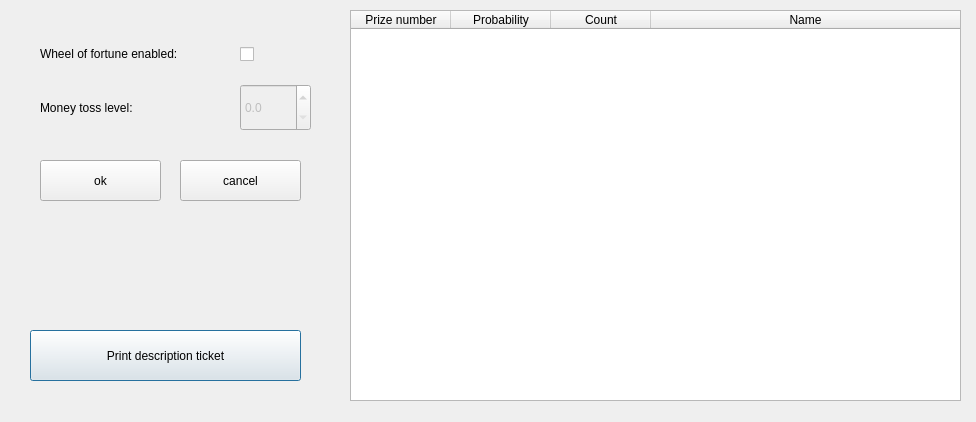
The window that blue-app/ui/WheelSettings.ui (matus-u/sz-bluetooth) describes before a commit, drawn with Qt 5.
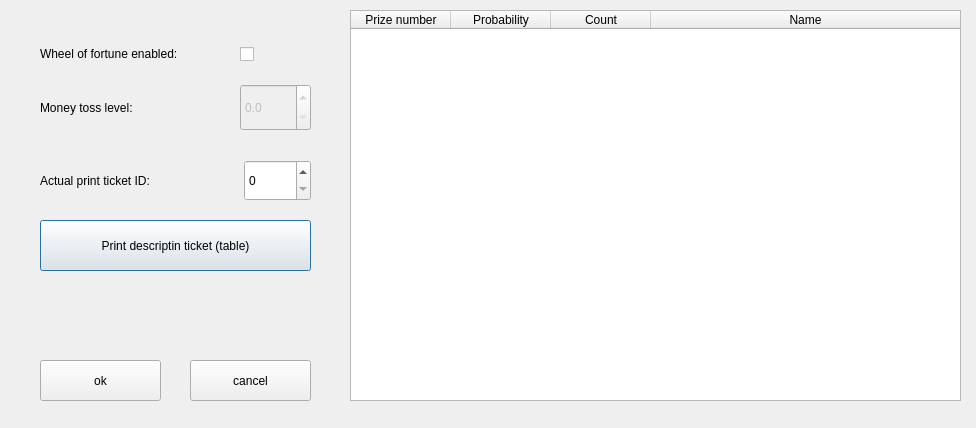
The same window after the commit.

Commit message: implement print ID of the ticket

What changed in the file:
```diff
--- a/blue-app/ui/WheelSettings.ui
+++ b/blue-app/ui/WheelSettings.ui
@@ -7,7 +7,7 @@
     <x>0</x>
     <y>0</y>
     <width>976</width>
-    <height>422</height>
+    <height>428</height>
    </rect>
   </property>
   <property name="windowTitle">
@@ -17,7 +17,7 @@
    <property name="geometry">
     <rect>
      <x>40</x>
-     <y>160</y>
+     <y>360</y>
      <width>121</width>
      <height>41</height>
     </rect>
@@ -32,8 +32,8 @@
   <widget class="QPushButton" name="cancelButton">
    <property name="geometry">
     <rect>
-     <x>180</x>
-     <y>160</y>
+     <x>190</x>
+     <y>360</y>
      <width>121</width>
      <height>41</height>
     </rect>
@@ -145,16 +145,48 @@
   <widget class="QPushButton" name="descriptionTicket">
    <property name="geometry">
     <rect>
-     <x>30</x>
-     <y>330</y>
+     <x>40</x>
+     <y>220</y>
      <width>271</width>
      <height>51</height>
     </rect>
    </property>
    <property name="text">
-    <string>Print description ticket</string>
+    <string>Print descriptin ticket (table)</string>
    </property>
   </widget>
+  <widget class="QWidget" name="layoutWidget">
+   <property name="geometry">
+    <rect>
+     <x>40</x>
+     <y>160</y>
+     <width>271</width>
+     <height>41</height>
+    </rect>
+   </property>
+   <layout class="QHBoxLayout" name="horizontalLayout">
+    <item>
+     <widget class="QLabel" name="label_3">
+      <property name="text">
+       <string>Actual print ticket ID:</string>
+      </property>
+     </widget>
+    </item>
+    <item>
+     <widget class="QSpinBox" name="ticketIdBox">
+      <property name="sizePolicy">
+       <sizepolicy hsizetype="Fixed" vsizetype="Minimum">
+        <horstretch>0</horstretch>
+        <verstretch>0</verstretch>
+       </sizepolicy>
+      </property>
+      <property name="maximum">
+       <number>1000000</number>
+      </property>
+     </widget>
+    </item>
+   </layout>
+  </widget>
  </widget>
  <resources/>
  <connections/>
```
The commit also changes 5 other files.
